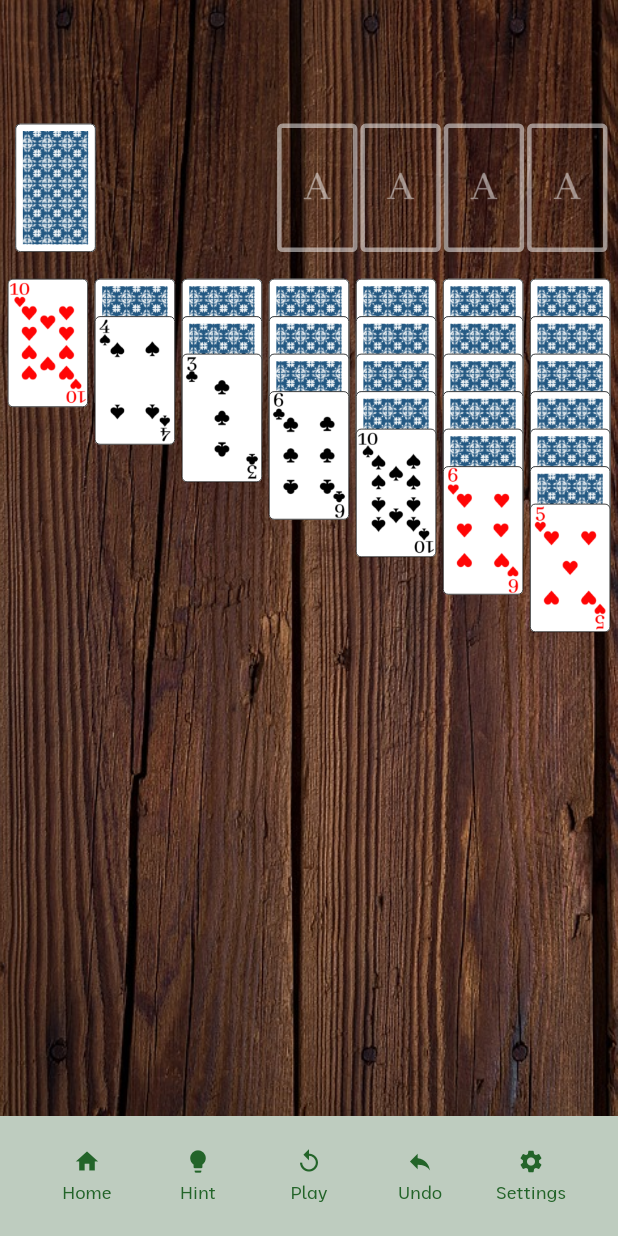
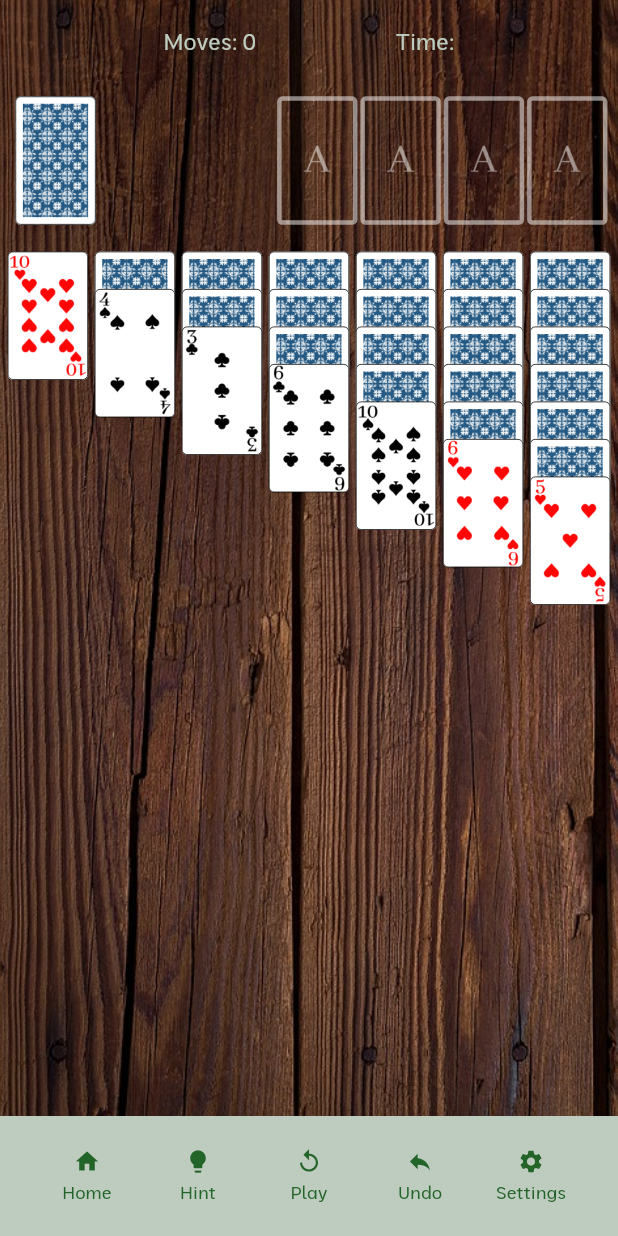
Before and after one commit to charlottedvl/solitaire_flutter, a Flutter app: the screen it shows after launch, item 2 of the bottom bar chosen, after a tap on "Play Again", on a phone screen of 412 x 824 dp. Run offline on Flutter 3.47's test engine with Material 3 defaults, Android fonts, the phone set to English and light mode, and no system bars; our stand-ins replace confetti, shared_preferences.

Commit message:
Add numbers of moves on appbar

```diff
--- a/lib/backend/models/board.dart
+++ b/lib/backend/models/board.dart
@@ -25,6 +25,8 @@ class Board {
 
   Map<String, dynamic>? previousBoard;
 
+  int moves = 0;
+
   Board(
     bool isLoaded,
     List<ColorCard>? colors,
@@ -32,7 +34,9 @@ class Board {
     Deck? displayDeck,
     List<ColoredStack>? stacks,
     List<ColumnCard>? columns,
-      this.previousBoard) {
+    this.previousBoard,
+    int? moves,
+  ) {
     if (colors != null) {
       this.colors = colors;
     } else {
@@ -71,6 +75,10 @@ class Board {
           7,
           (index) => ColumnCard(ColumnDraggableCard(<PlayingCard>[]),
               ColumnHiddenCard(<PlayingCard>[])));
+    }
+
+    if (moves != null) {
+      this.moves = moves;
     }
 
     // If the game is not loaded, then initialize the
@@ -138,6 +146,7 @@ class Board {
       'stacks': stacks.map((stack) => stack.toJson()).toList(),
       'columns': columns.map((column) => column.toJson()).toList(),
       'previousBoard': previousBoard,
+      'moves': moves,
     };
     return json;
   }
@@ -155,8 +164,9 @@ class Board {
         .map((columnJson) => ColumnCard.fromJson(columnJson))
         .toList();
     Map<String, dynamic>? previousBoard = json['previousBoard'];
+    int? moves = json['moves'];
     return Board(true, colors, nextCardsDeck, displayDeck, stacks, columns,
-        previousBoard);
+        previousBoard, moves);
   }
 
   bool testIfFinish() {
--- a/lib/backend/providers/boardProvider.dart
+++ b/lib/backend/providers/boardProvider.dart
@@ -7,17 +7,20 @@ import 'package:solitaire/backend/models/board.dart';
 //TODO : avoid prints
 class BoardProvider extends ChangeNotifier {
   Board? board;
+  int counterMoves = 0;
 
   void loadGame() async {
     final prefs = await SharedPreferences.getInstance();
     String? savedBoard = prefs.getString('gameState');
     if (savedBoard != null) {
       board = Board.fromJson(jsonDecode(savedBoard));
+      counterMoves = board?.moves ?? 0;
     }
     notifyListeners();
   }
 
   Future<void> saveGame(Board boardToSave) async {
+    boardToSave.moves = counterMoves;
     final prefs = await SharedPreferences.getInstance();
     await clearSavedGame();
     Map<String, dynamic> jsonBoard = boardToSave.toJson();
@@ -32,4 +35,14 @@ class BoardProvider extends ChangeNotifier {
     board = null;
     notifyListeners();
   }
+
+  void increaseCounterMoves() {
+    counterMoves++;
+    notifyListeners();
+  }
+
+  void reinitializeCounterMoves() {
+    counterMoves = 0;
+    notifyListeners();
+  }
 }
--- a/lib/main.dart
+++ b/lib/main.dart
@@ -50,6 +50,14 @@ class MyAppState extends State<MyApp> {
             }
           },
           theme: ThemeData(
+            appBarTheme: const AppBarTheme(
+              backgroundColor: Colors.transparent,
+              titleTextStyle: TextStyle(
+                  color: lightGreen,
+                  fontSize: 15,
+                  fontWeight: FontWeight.w500,
+                  fontFamily: "Moderustic"),
+            ),
             textButtonTheme: TextButtonThemeData(
                 style: TextButton.styleFrom(
                     foregroundColor: green,
--- a/lib/screens/board_screen/board_screen.dart
+++ b/lib/screens/board_screen/board_screen.dart
@@ -1,6 +1,9 @@
 import 'package:flutter/material.dart';
 import 'package:solitaire/backend/models/board.dart';
+import 'package:solitaire/backend/providers/boardProvider.dart';
+import 'package:provider/provider.dart';
 import 'package:solitaire/screens/board_screen/components/board_view.dart';
+import 'package:solitaire/screens/board_screen/components/info_bar.dart';
 import 'package:solitaire/screens/board_screen/components/tool_bar.dart';
 
 class BoardScreen extends StatefulWidget {
@@ -13,6 +16,7 @@ class BoardScreen extends StatefulWidget {
 
 class BoardScreenState extends State<BoardScreen> {
   late Board board;
+  int counterMoves = 0;
   Key boardKey = UniqueKey();
 
   @override
@@ -22,6 +26,7 @@ class BoardScreenState extends State<BoardScreen> {
   }
 
   void cancelMove() {
+    context.read<BoardProvider>().increaseCounterMoves();
     Map<String, dynamic>? previousBoard = board.previousBoard;
     if (previousBoard != null) {
       Board boardBeforeMove = Board.fromJson(previousBoard);
@@ -38,8 +43,9 @@ class BoardScreenState extends State<BoardScreen> {
   }
 
   void playAgain() {
+    context.read<BoardProvider>().reinitializeCounterMoves();
     setState(() {
-      board = Board(false, null, null, null, null, null, null);
+      board = Board(false, null, null, null, null, null, null, null);
       boardKey = UniqueKey();
     });
   }
@@ -47,7 +53,9 @@ class BoardScreenState extends State<BoardScreen> {
   @override
   Widget build(BuildContext context) {
     return Scaffold(
-      body: Container(
+      body: Stack(
+        children: [
+          Container(
             decoration: const BoxDecoration(
               image: DecorationImage(
                 image: AssetImage("assets/images/media/background.jpg"),
@@ -55,12 +63,16 @@ class BoardScreenState extends State<BoardScreen> {
               ),
             ),
             child: Column(
+              crossAxisAlignment: CrossAxisAlignment.start,
               children: [
+                const InfoBar(),
                 Expanded(
                   child: BoardView(key: boardKey, board: board),
                 ),
               ],
             ),
+          ),
+        ],
       ),
       bottomNavigationBar: ToolBar(
         cancelMove: cancelMove,
--- a/lib/screens/board_screen/components/board_view.dart
+++ b/lib/screens/board_screen/components/board_view.dart
@@ -18,7 +18,6 @@ class BoardView extends StatefulWidget {
 
 class BoardViewState extends State<BoardView> {
   // Number of move played by the player
-  int counter = 0;
   bool isGameFinished = false;
   late BoardProvider boardProvider;
   late Board board;
@@ -47,8 +46,8 @@ class BoardViewState extends State<BoardView> {
   }
 
   void saveMove() {
+    context.read<BoardProvider>().increaseCounterMoves();
     setState(() {
-      counter++;
       Map<String, dynamic> boardMap = board.toJson();
       board.previousBoard = boardMap;
     });
@@ -65,20 +64,18 @@ class BoardViewState extends State<BoardView> {
 
   @override
   Widget build(BuildContext context) {
-    double paddingVertical = (MediaQuery.of(context).size.height) * 0.1;
+    double paddingVertical = (MediaQuery.of(context).size.height) * 0.01;
     double paddingHorizontal = (MediaQuery.of(context).size.width) * 0.007;
 
     final double screenWidth = MediaQuery.of(context).size.width;
     final double width = screenWidth * 0.13;
-
     return Padding(
-      padding: EdgeInsets.only(
-        top: paddingVertical,
-        left: paddingHorizontal,
-        right: paddingHorizontal,
-      ),
-      child: Column(
-        children: [
+        padding: EdgeInsets.only(
+          top: paddingVertical,
+          left: paddingHorizontal,
+          right: paddingHorizontal,
+        ),
+        child: Column(children: [
           Expanded(
             child: Column(
               children: [
@@ -89,11 +86,11 @@ class BoardViewState extends State<BoardView> {
                     DeckView(
                         nextCardsDeck: board.nextCardsDeck,
                         displayDeck: board.displayDeck,
-                        counter: counter,
+                        counter: board.moves,
                         saveMove: saveMove),
                     PlayingCardDeckView(
                       displayDeck: board.displayDeck,
-                      counter: counter,
+                      counter: board.moves,
                       saveMove: saveMove,
                     ),
                     SizedBox(
@@ -103,7 +100,7 @@ class BoardViewState extends State<BoardView> {
                       stacks: board.stacks,
                       saveMove: saveMove,
                       testIfFinish: testIfFinish,
-                      counter: counter,
+                      counter: board.moves,
                     ),
                   ],
                 ),
@@ -118,7 +115,7 @@ class BoardViewState extends State<BoardView> {
                         child: ColumnCardView(
                           saveMove: saveMove,
                           column: column,
-                          counter: counter,
+                          counter: board.moves,
                         ),
                       )
                     ]
@@ -127,8 +124,6 @@ class BoardViewState extends State<BoardView> {
               ],
             ),
           ),
-        ],
-      ),
-    );
+        ]));
   }
 }
--- a/lib/screens/board_screen/components/column_card_view.dart
+++ b/lib/screens/board_screen/components/column_card_view.dart
@@ -82,7 +82,7 @@ class ColumnCardViewState extends State<ColumnCardView> {
     final double width = screenWidth * 0.13;
     final double height = width / aspectRatio;
     double spacing = 25.0;
-    double totalHeight = 550;
+    double totalHeight = MediaQuery.of(context).size.height * 0.64;
     return SizedBox(
         height: totalHeight,
         width: 61.0,
--- /dev/null
+++ b/lib/screens/board_screen/components/info_bar.dart
@@ -0,0 +1,33 @@
+import 'package:flutter/material.dart';
+import 'package:provider/provider.dart';
+import 'package:solitaire/backend/providers/boardProvider.dart';
+
+class InfoBar extends StatefulWidget implements PreferredSizeWidget {
+  const InfoBar({super.key});
+
+  @override
+  State<InfoBar> createState() => InfoBarState();
+
+  @override
+  Size get preferredSize => const Size.fromHeight(kToolbarHeight);
+}
+
+class InfoBarState extends State<InfoBar> {
+  @override
+  Widget build(BuildContext context) {
+    return AppBar(
+      automaticallyImplyLeading: false,
+      title: Consumer<BoardProvider>(
+        builder: (context, boardProvider, child) {
+          return Row(
+            mainAxisAlignment: MainAxisAlignment.spaceEvenly,
+            children: [
+              Text('Moves: ${boardProvider.counterMoves}'),
+              Text('Time:'), // You can format the time as needed
+            ],
+          );
+        },
+      ),
+    );
+  }
+}
--- a/lib/screens/home_screen/home.dart
+++ b/lib/screens/home_screen/home.dart
@@ -12,7 +12,7 @@ class Home extends StatelessWidget {
     super.key,
   });
 
-  Board board = Board(false, null, null, null, null, null, null);
+  Board board = Board(false, null, null, null, null, null, null, null);
   int selectedIndex = 0;
   List<String> cards = [
     "Ready",
--- a/lib/screens/home_screen/widget/game_button.dart
+++ b/lib/screens/home_screen/widget/game_button.dart
@@ -26,7 +26,8 @@ class GameButtonState extends State<GameButton> {
     Board? boardToPlay;
     if (widget.isNewGameButton) {
       context.read<BoardProvider>().clearSavedGame();
-      boardToPlay = Board(false, null, null, null, null, null, null);
+      context.read<BoardProvider>().reinitializeCounterMoves();
+      boardToPlay = Board(false, null, null, null, null, null, null, null);
     } else {
       if (board != null) {
         boardToPlay = board;
--- a/lib/screens/victory_screen/victory.dart
+++ b/lib/screens/victory_screen/victory.dart
@@ -41,10 +41,11 @@ class VictoryViewState extends State<VictoryView> {
 
   void playAgain() {
     context.read<BoardProvider>().clearSavedGame();
+    context.read<BoardProvider>().reinitializeCounterMoves();
     Navigator.pushNamed(
       context,
       '/board',
-      arguments: Board(false, null, null, null, null, null, null),
+      arguments: Board(false, null, null, null, null, null, null, null),
     );
   }
 
```
Lines whose indentation alone changed are shown as unchanged.
